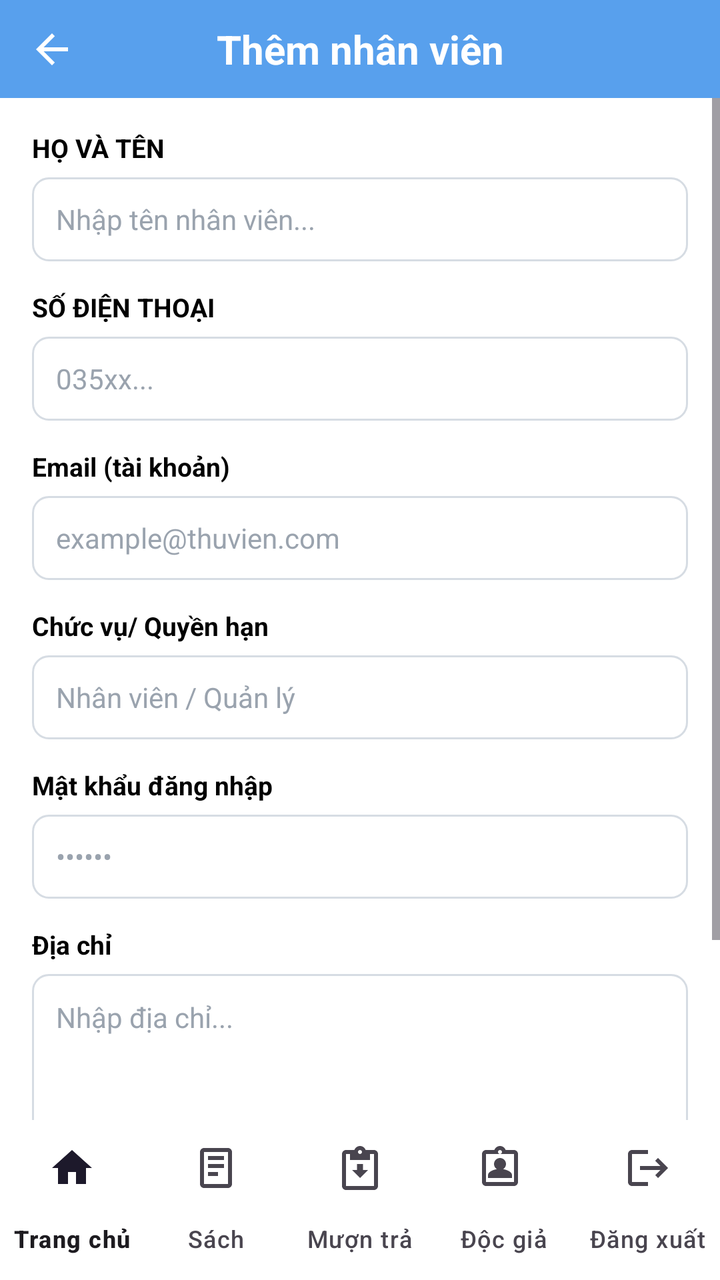
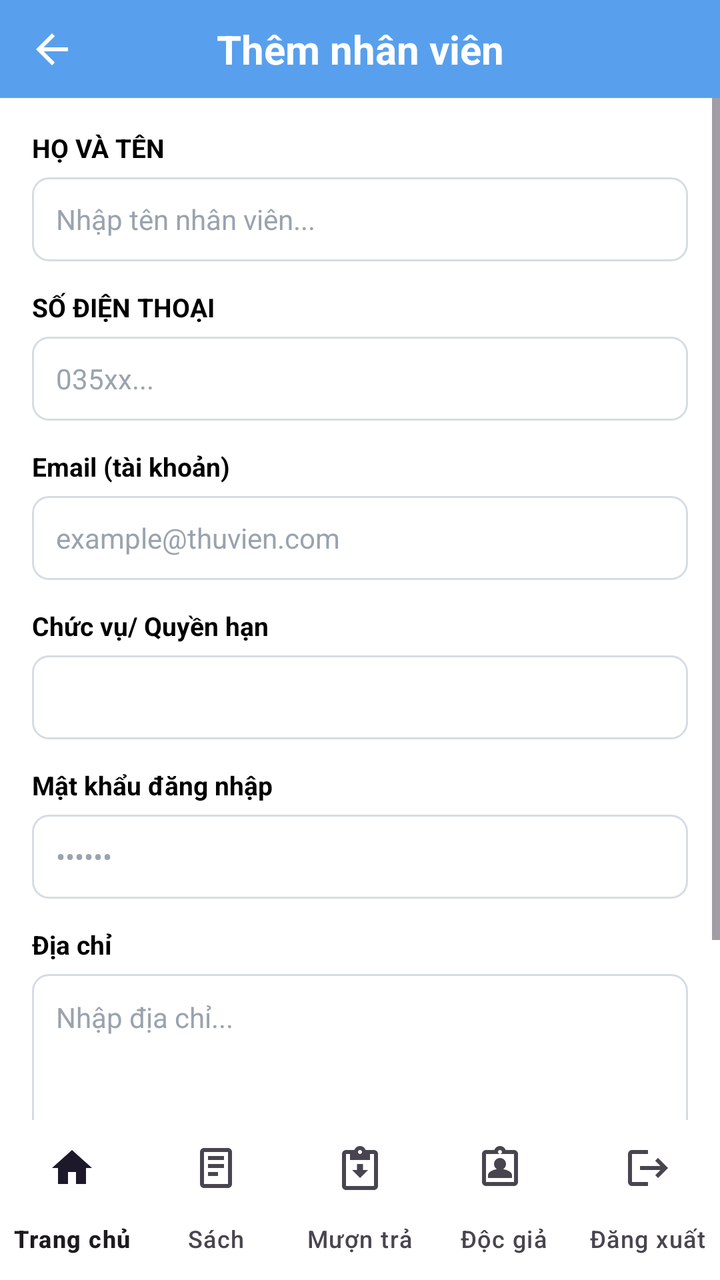

Compare the two renders of this Android layout. The source of the first and the diff that turns it into the second are given below.
<!-- AndroidManifest.xml: application theme Theme.QuanLyThuVien -->
<!-- res/layout/activity_nhanvien_add.xml -->
<?xml version="1.0" encoding="utf-8"?>
<androidx.constraintlayout.widget.ConstraintLayout xmlns:android="http://schemas.android.com/apk/res/android"
    xmlns:app="http://schemas.android.com/apk/res-auto"
    android:layout_width="match_parent"
    android:layout_height="match_parent"
    android:background="#FFFFFF">

    <androidx.constraintlayout.widget.ConstraintLayout
        android:id="@+id/header"
        android:layout_width="0dp"
        android:layout_height="49dp"
        android:background="@drawable/bg_header_sach"
        app:layout_constraintTop_toTopOf="parent"
        app:layout_constraintStart_toStartOf="parent"
        app:layout_constraintEnd_toEndOf="parent">

        <ImageView
            android:id="@+id/btnBack"
            android:layout_width="28dp"
            android:layout_height="28dp"
            android:layout_marginStart="12dp"
            android:padding="2dp"
            android:src="@drawable/ic_arrow_back"
            android:background="?attr/selectableItemBackgroundBorderless"
            android:contentDescription="Quay lại"
            app:layout_constraintTop_toTopOf="parent"
            app:layout_constraintBottom_toBottomOf="parent"
            app:layout_constraintStart_toStartOf="parent" />

        <TextView
            android:id="@+id/tvTitle"
            android:layout_width="wrap_content"
            android:layout_height="wrap_content"
            android:text="Thêm nhân viên"
            android:textColor="#FFFFFF"
            android:textSize="20sp"
            android:textStyle="bold"
            app:layout_constraintTop_toTopOf="parent"
            app:layout_constraintBottom_toBottomOf="parent"
            app:layout_constraintStart_toStartOf="parent"
            app:layout_constraintEnd_toEndOf="parent" />
    </androidx.constraintlayout.widget.ConstraintLayout>

    <ScrollView
        android:layout_width="0dp"
        android:layout_height="0dp"
        android:fillViewport="true"
        app:layout_constraintTop_toBottomOf="@id/header"
        app:layout_constraintStart_toStartOf="parent"
        app:layout_constraintEnd_toEndOf="parent"
        app:layout_constraintBottom_toTopOf="@id/bottomNav">

        <LinearLayout
            android:layout_width="match_parent"
            android:layout_height="wrap_content"
            android:orientation="vertical"
            android:padding="16dp">

            <TextView
                android:layout_width="wrap_content"
                android:layout_height="wrap_content"
                android:text="HỌ VÀ TÊN"
                android:textColor="#000000"
                android:textSize="13sp"
                android:textStyle="bold" />

            <EditText
                android:id="@+id/edtTen"
                android:layout_width="match_parent"
                android:layout_height="42dp"
                android:layout_marginTop="6dp"
                android:paddingHorizontal="12dp"
                android:background="@drawable/bg_input_field"
                android:hint="Nhập tên nhân viên..."
                android:textColorHint="#9AA3AE"
                android:textColor="#000000"
                android:textSize="14sp"
                android:singleLine="true"
                android:inputType="textPersonName" />

            <TextView
                android:layout_width="wrap_content"
                android:layout_height="wrap_content"
                android:layout_marginTop="14dp"
                android:text="SỐ ĐIỆN THOẠI"
                android:textColor="#000000"
                android:textSize="13sp"
                android:textStyle="bold" />

            <EditText
                android:id="@+id/edtSdt"
                android:layout_width="match_parent"
                android:layout_height="42dp"
                android:layout_marginTop="6dp"
                android:paddingHorizontal="12dp"
                android:background="@drawable/bg_input_field"
                android:hint="035xx..."
                android:textColorHint="#9AA3AE"
                android:textColor="#000000"
                android:textSize="14sp"
                android:singleLine="true"
                android:inputType="phone" />

            <TextView
                android:layout_width="wrap_content"
                android:layout_height="wrap_content"
                android:layout_marginTop="14dp"
                android:text="Email (tài khoản)"
                android:textColor="#000000"
                android:textSize="13sp"
                android:textStyle="bold" />

            <EditText
                android:id="@+id/edtEmail"
                android:layout_width="match_parent"
                android:layout_height="42dp"
                android:layout_marginTop="6dp"
                android:paddingHorizontal="12dp"
                android:background="@drawable/bg_input_field"
                android:hint="example@thuvien.com"
                android:textColorHint="#9AA3AE"
                android:textColor="#000000"
                android:textSize="14sp"
                android:singleLine="true"
                android:inputType="textEmailAddress" />

            <TextView
                android:layout_width="wrap_content"
                android:layout_height="wrap_content"
                android:layout_marginTop="14dp"
                android:text="Chức vụ/ Quyền hạn"
                android:textColor="#000000"
                android:textSize="13sp"
                android:textStyle="bold" />

            <EditText
                android:id="@+id/edtChucVu"
                android:layout_width="match_parent"
                android:layout_height="42dp"
                android:layout_marginTop="6dp"
                android:paddingHorizontal="12dp"
                android:background="@drawable/bg_input_field"
                android:hint="Nhân viên / Quản lý"
                android:textColorHint="#9AA3AE"
                android:textColor="#000000"
                android:textSize="14sp"
                android:singleLine="true"
                android:inputType="text" />

            <TextView
                android:id="@+id/lblPassword"
                android:layout_width="wrap_content"
                android:layout_height="wrap_content"
                android:layout_marginTop="14dp"
                android:text="Mật khẩu đăng nhập"
                android:textColor="#000000"
                android:textSize="13sp"
                android:textStyle="bold" />

            <EditText
                android:id="@+id/edtPassword"
                android:layout_width="match_parent"
                android:layout_height="42dp"
                android:layout_marginTop="6dp"
                android:paddingHorizontal="12dp"
                android:background="@drawable/bg_input_field"
                android:hint="••••••"
                android:textColorHint="#9AA3AE"
                android:textColor="#000000"
                android:textSize="14sp"
                android:singleLine="true"
                android:inputType="textPassword" />

            <TextView
                android:layout_width="wrap_content"
                android:layout_height="wrap_content"
                android:layout_marginTop="14dp"
                android:text="Địa chỉ"
                android:textColor="#000000"
                android:textSize="13sp"
                android:textStyle="bold" />

            <EditText
                android:id="@+id/edtDiaChi"
                android:layout_width="match_parent"
                android:layout_height="100dp"
                android:layout_marginTop="6dp"
                android:padding="12dp"
                android:gravity="top"
                android:background="@drawable/bg_input_field"
                android:hint="Nhập địa chỉ..."
                android:textColorHint="#9AA3AE"
                android:textColor="#000000"
                android:textSize="14sp"
                android:inputType="textMultiLine"
                android:scrollbars="vertical" />

            <TextView
                android:id="@+id/btnConfirm"
                android:layout_width="match_parent"
                android:layout_height="46dp"
                android:layout_marginTop="20dp"
                android:gravity="center"
                android:text="Thêm nhân viên"
                android:textColor="#FFFFFF"
                android:textSize="15sp"
                android:textStyle="bold"
                android:background="@drawable/bg_btn_primary"
                android:clickable="true"
                android:focusable="true" />
        </LinearLayout>
    </ScrollView>

    <com.google.android.material.bottomnavigation.BottomNavigationView
        android:id="@+id/bottomNav"
        android:layout_width="0dp"
        android:layout_height="wrap_content"
        android:background="#FFFFFF"
        app:menu="@menu/bottom_nav_menu"
        app:labelVisibilityMode="labeled"
        app:layout_constraintStart_toStartOf="parent"
        app:layout_constraintEnd_toEndOf="parent"
        app:layout_constraintBottom_toBottomOf="parent" />

</androidx.constraintlayout.widget.ConstraintLayout>
<!-- resources referenced by this layout -->
<resources>
  <!-- drawable bg_btn_primary (drawable) -->
  <?xml version="1.0" encoding="utf-8"?>
  <shape xmlns:android="http://schemas.android.com/apk/res/android"
      android:shape="rectangle">
      <solid android:color="#4696EB" />
      <corners android:radius="20dp" />
  </shape>
  <!-- drawable bg_header_sach (drawable) -->
  <?xml version="1.0" encoding="utf-8"?>
  <shape xmlns:android="http://schemas.android.com/apk/res/android"
      android:shape="rectangle">
      <solid android:color="#E64696EB" />
  </shape>
  <!-- drawable bg_input_field (drawable) -->
  <?xml version="1.0" encoding="utf-8"?>
  <shape xmlns:android="http://schemas.android.com/apk/res/android"
      android:shape="rectangle">
      <solid android:color="#FFFFFF" />
      <stroke android:width="1dp" android:color="#D6DCE3" />
      <corners android:radius="8dp" />
  </shape>
  <!-- drawable ic_arrow_back (drawable) -->
  <vector xmlns:android="http://schemas.android.com/apk/res/android"
      android:width="24dp"
      android:height="24dp"
      android:viewportWidth="24"
      android:viewportHeight="24"
      android:tint="#FFFFFF">
      <path
          android:fillColor="#FFFFFF"
          android:pathData="M20,11H7.83l5.59,-5.59L12,4l-8,8 8,8 1.41,-1.41L7.83,13H20v-2z"/>
  </vector>
  <style name="Theme.QuanLyThuVien" parent="Base.Theme.QuanLyThuVien" />
  <style name="Base.Theme.QuanLyThuVien" parent="Theme.Material3.DayNight.NoActionBar">
          <item name="colorPrimary">@color/colorPrimary</item>
          <item name="colorPrimaryVariant">@color/colorPrimaryDark</item>
          <item name="colorOnPrimary">@color/white</item>
          
          <item name="android:statusBarColor" tools:targetApi="l">@android:color/transparent</item>
          <item name="android:windowLightStatusBar" tools:targetApi="m">false</item>
      </style>
  <color name="colorPrimary">#4696EB</color>
  <color name="colorPrimaryDark">#4F91D7</color>
  <color name="white">#FFFFFFFF</color>
</resources>

<!-- the commit's change to res/layout/activity_nhanvien_add.xml (unified diff, before → after) -->
@@ -133,19 +133,14 @@
                 android:textSize="13sp"
                 android:textStyle="bold" />
 
-            <EditText
-                android:id="@+id/edtChucVu"
-                android:layout_width="match_parent"
-                android:layout_height="42dp"
-                android:layout_marginTop="6dp"
-                android:paddingHorizontal="12dp"
-                android:background="@drawable/bg_input_field"
-                android:hint="Nhân viên / Quản lý"
-                android:textColorHint="#9AA3AE"
-                android:textColor="#000000"
-                android:textSize="14sp"
-                android:singleLine="true"
-                android:inputType="text" />
+            <Spinner
+                android:id="@+id/spinnerChucVu"
+                android:layout_width="match_parent"
+                android:layout_height="42dp"
+                android:layout_marginTop="6dp"
+                android:paddingHorizontal="12dp"
+                android:background="@drawable/bg_input_field"
+                android:spinnerMode="dropdown" />
 
             <TextView
                 android:id="@+id/lblPassword"
